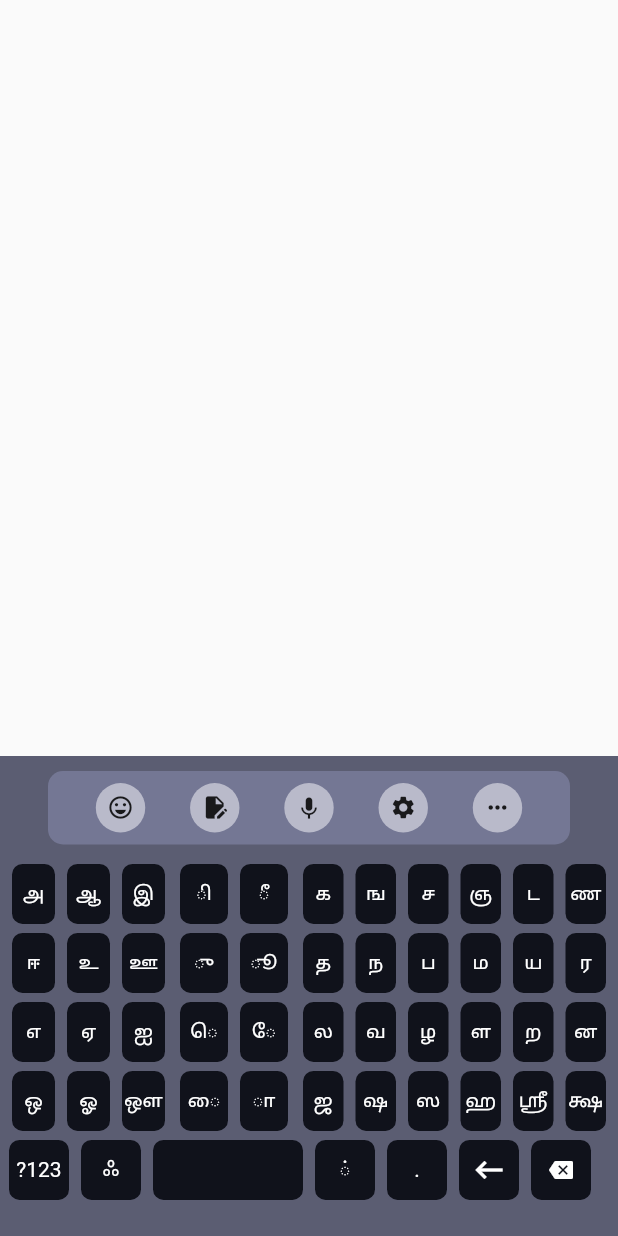
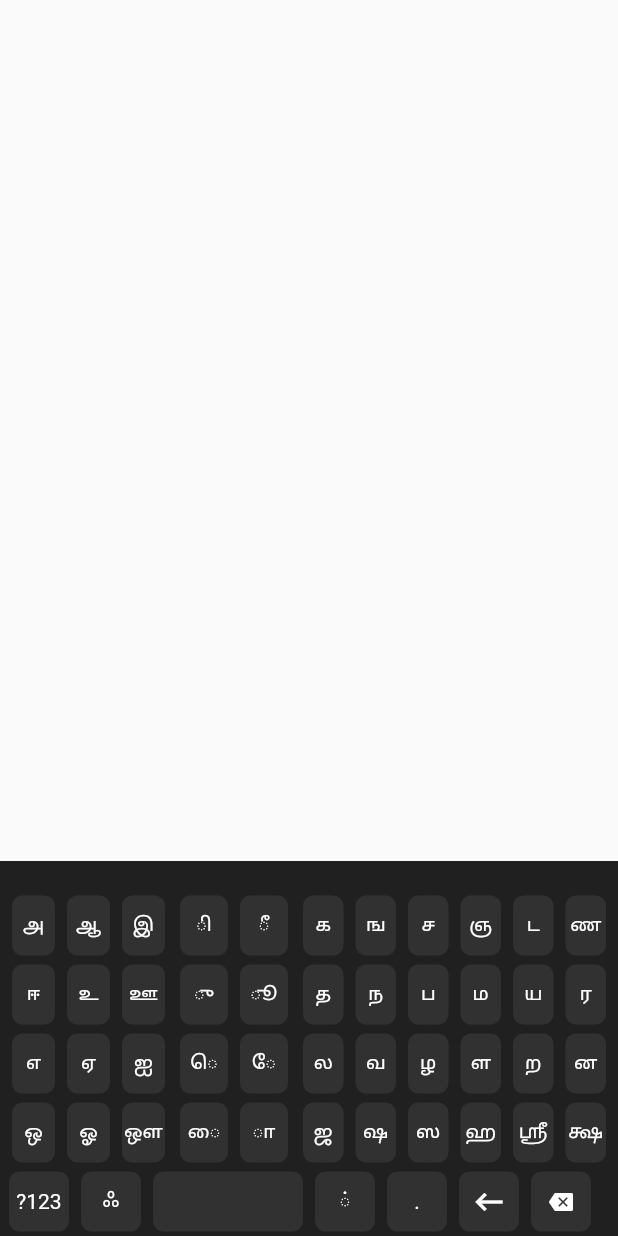
Before and after one commit to kishoreckd/Tamil_keyboard, a Flutter app: the screen it shows after launch, on a phone screen of 412 x 824 dp. Run offline on Flutter 3.47's test engine with Material 2 defaults, Android fonts, the phone set to English and light mode, and no system bars; our stand-ins replace firebase_core; accounts and stored records are empty.

```diff
--- a/lib/screens/constant.dart
+++ b/lib/screens/constant.dart
@@ -11,7 +11,7 @@ const uyirEzhuthukal = [
   ],
 ];
 const tamilSymbols = [
-  ["ி", "ீ"],
+  [ "ி", "ீ"],
   ["ு", "ூ"],
   ["ெ", "ே"],
   ["ை", "ா"]
--- a/lib/screens/keyboard.dart
+++ b/lib/screens/keyboard.dart
@@ -22,8 +22,6 @@ class _TamilKeyboardState extends State<TamilKeyboard> {
     super.initState();
     text = '';
   }
-
-
 
   keyPress(val) {
     setState(() {
@@ -160,110 +158,16 @@ class _TamilKeyboardState extends State<TamilKeyboard> {
             children: [
               renderText(),
               Container(
-                height: 320,
-                decoration: const BoxDecoration(color: Color(0XFF5B5D72)),
+                height: 250,
+                decoration: const BoxDecoration(color: Color(0XFF202020)),
                 child: Padding(
                   padding: const EdgeInsets.symmetric(horizontal: 2),
                   child: Column(
                     children: [
                       const SizedBox(
-                        height: 10,
+                        height: 20,
                       ),
-                      Padding(
-                        padding: const EdgeInsets.symmetric(horizontal: 30),
-                        child: Container(
-                          decoration: BoxDecoration(
-                              color: const Color(0xFF747794),
-                              borderRadius: BorderRadius.circular(10)),
-                          child: Row(
-                            mainAxisAlignment: MainAxisAlignment.spaceEvenly,
-                            children: [
-                              Padding(
-                                padding: const EdgeInsets.all(8.0),
-                                child: Padding(
-                                  padding: const EdgeInsets.only(left: 10),
-                                  child: Container(
-                                      width: 30 * fem,
-                                      height: 30 * fem,
-                                      decoration: BoxDecoration(
-                                          color: const Color.fromARGB(
-                                              159, 227, 227, 235),
-                                          borderRadius:
-                                              BorderRadius.circular(20)),
-                                      child: const Icon(
-                                        Icons.emoji_emotions_outlined,
-                                        size: 18,
-                                      )),
-                                ),
-                              ),
-                              Padding(
-                                padding: const EdgeInsets.all(8.0),
-                                child: Container(
-                                    decoration: BoxDecoration(
-                                        color: const Color.fromARGB(
-                                            159, 227, 227, 235),
-                                        borderRadius:
-                                            BorderRadius.circular(20)),
-                                    width: 30 * fem,
-                                    height: 30 * fem,
-                                    child: const Icon(
-                                      Icons.edit_document,
-                                      size: 18,
-                                    )),
-                              ),
-                              Padding(
-                                padding: const EdgeInsets.all(8.0),
-                                child: Container(
-                                    decoration: BoxDecoration(
-                                        color: const Color.fromARGB(
-                                            159, 227, 227, 235),
-                                        borderRadius:
-                                            BorderRadius.circular(20)),
-                                    width: 30 * fem,
-                                    height: 30 * fem,
-                                    child: const Icon(
-                                      Icons.keyboard_voice,
-                                      size: 18,
-                                    )),
-                              ),
-                              Padding(
-                                padding: const EdgeInsets.all(8.0),
-                                child: Container(
-                                    decoration: BoxDecoration(
-                                        color: const Color.fromARGB(
-                                            159, 227, 227, 235),
-                                        borderRadius:
-                                            BorderRadius.circular(20)),
-                                    width: 30 * fem,
-                                    height: 30 * fem,
-                                    child:
-                                        const Icon(Icons.settings, size: 18)),
-                              ),
-                              Padding(
-                                padding: const EdgeInsets.all(8.0),
-                                child: Padding(
-                                  padding: const EdgeInsets.only(right: 10),
-                                  child: Container(
-                                      decoration: BoxDecoration(
-                                          color: const Color.fromARGB(
-                                              159, 227, 227, 235),
-                                          borderRadius:
-                                              BorderRadius.circular(20)),
-                                      width: 30 * fem,
-                                      height: 30 * fem,
-                                      child: const Icon(
-                                        Icons.more_horiz,
-                                        size: 18,
-                                      )),
-                                ),
-                              )
-                            ],
-                          ),
-                        ),
-                      ),
-                      const SizedBox(
-                        height: 10,
-                      ),
+
                       Column(
                         children: [
                           Row(
@@ -338,6 +242,7 @@ class _TamilKeyboardState extends State<TamilKeyboard> {
                                   onTap: const Icon(Icons.backspace) is Widget
                                       ? onBackspacePress
                                       : keyPress,
+
                                   value: const Icon(Icons.backspace)),
                             ],
                           )),
--- a/lib/screens/widget/keyboardkey.dart
+++ b/lib/screens/widget/keyboardkey.dart
@@ -48,7 +48,7 @@ class _KeyboardKeyState extends State<KeyboardKey> {
               height: 40,
               width: 40,
               decoration: BoxDecoration(
-                  color: const Color(0xFF10121B),
+                  color: const Color(0xFF313131),
                   borderRadius: BorderRadius.circular(7)),
               child: renderLabel(),
             ),
@@ -106,7 +106,7 @@ class _SpacebarState extends State<Spacebar> {
               height: 40,
               width: 100,
               decoration: BoxDecoration(
-                  color: const Color(0xFF10121B),
+                  color: const Color(0xFF313131),
                   borderRadius: BorderRadius.circular(7)),
               child: renderLabel(),
             ),
```
Also changed, not shown: 4 other files. Lines whose indentation alone changed are shown as unchanged.
